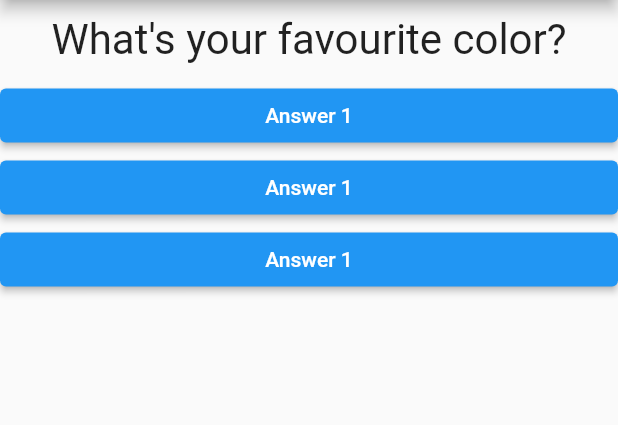
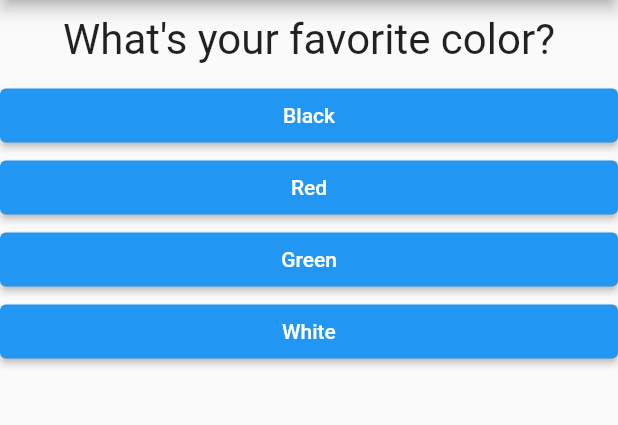
Before and after one commit to Sabbir401/First-app, a Flutter app: the screen it shows after launch, on a phone screen of 412 x 824 dp, the part 84-509 px from its top. Run offline on Flutter 3.47's test engine with Material 2 defaults, Android fonts, the phone set to English and light mode, and no system bars.

Commit message:
forth commit

```diff
--- a/lib/answer.dart
+++ b/lib/answer.dart
@@ -2,16 +2,14 @@ import 'package:flutter/material.dart';
 
 class Answer extends StatelessWidget {
   final Function selecthandler;
-  Answer(this.selecthandler);
+  final String answertext;
+  Answer(this.selecthandler, this.answertext);
 
   @override
   Widget build(BuildContext context) {
     return Container(
       width: double.infinity,
-      child: ElevatedButton(
-        child: Text('Answer 1'),
-
-        onPressed: selecthandler),
+      child: ElevatedButton(child: Text(answertext), onPressed: selecthandler),
     );
   }
 }
--- a/lib/main.dart
+++ b/lib/main.dart
@@ -4,9 +4,7 @@ import 'package:flutter/material.dart';
 import './question.dart';
 import './answer.dart';
 
-void main() {
-  runApp(MyApp());
-}
+void main() => runApp(MyApp());
 
 class MyApp extends StatefulWidget {
   @override
@@ -17,20 +15,35 @@ class MyApp extends StatefulWidget {
 }
 
 class _MyAppState extends State<MyApp> {
-  var questionIndex = 0;
+  final questions = const [
+    {
+      'questionText': 'What\'s your favorite color?',
+      'answers': ['Black', 'Red', 'Green', 'White'],
+    },
+    {
+      'questionText': 'What\'s your favorite animal?',
+      'answers': ['Rabbit', 'Snake', 'Elephant', 'Lion'],
+    },
+    {
+      'questionText': 'Who\'s your favorite instructor?',
+      'answers': ['Kazi', 'Sabbir', 'Ahmed', 'Opi'],
+    },
+  ];
+
+  var _questionIndex = 0;
 
   void _answerQuestion() {
     setState(() {
-      questionIndex = questionIndex + 1;
+      _questionIndex = _questionIndex + 1;
     });
-    print(questionIndex);
+    print(_questionIndex);
+    if (_questionIndex < questions.length) {
+      print('We have more questions!');
+    }
   }
 
+  @override
   Widget build(BuildContext context) {
-    var questions = [
-      'What\'s your favourite color?',
-      'What\'s your favourite animel?'
-    ];
     return MaterialApp(
       home: Scaffold(
         appBar: AppBar(
@@ -38,10 +51,13 @@ class _MyAppState extends State<MyApp> {
         ),
         body: Column(
           children: [
-            Question(questions[questionIndex]),
-            Answer(_answerQuestion),
-            Answer(_answerQuestion),
-            Answer(_answerQuestion),
+            Question(
+              questions[_questionIndex]['questionText'],
+            ),
+            ...(questions[_questionIndex]['answers'] as List<String>)
+                .map((answer) {
+              return Answer(_answerQuestion, answer);
+            }).toList()
           ],
         ),
       ),
```
